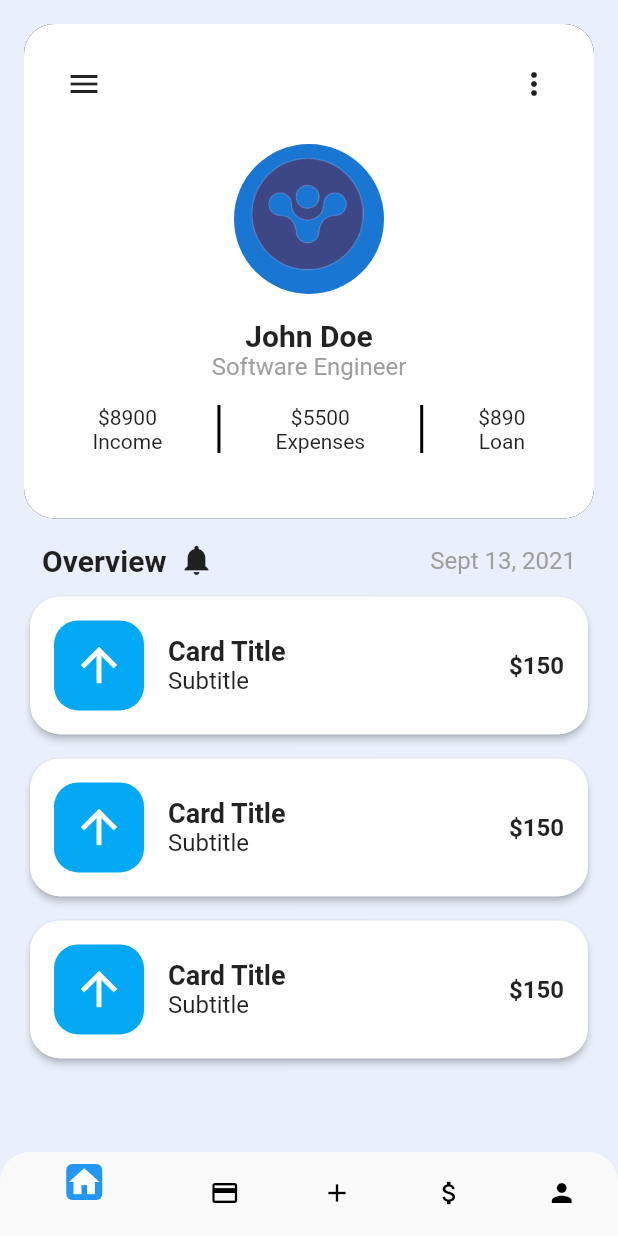
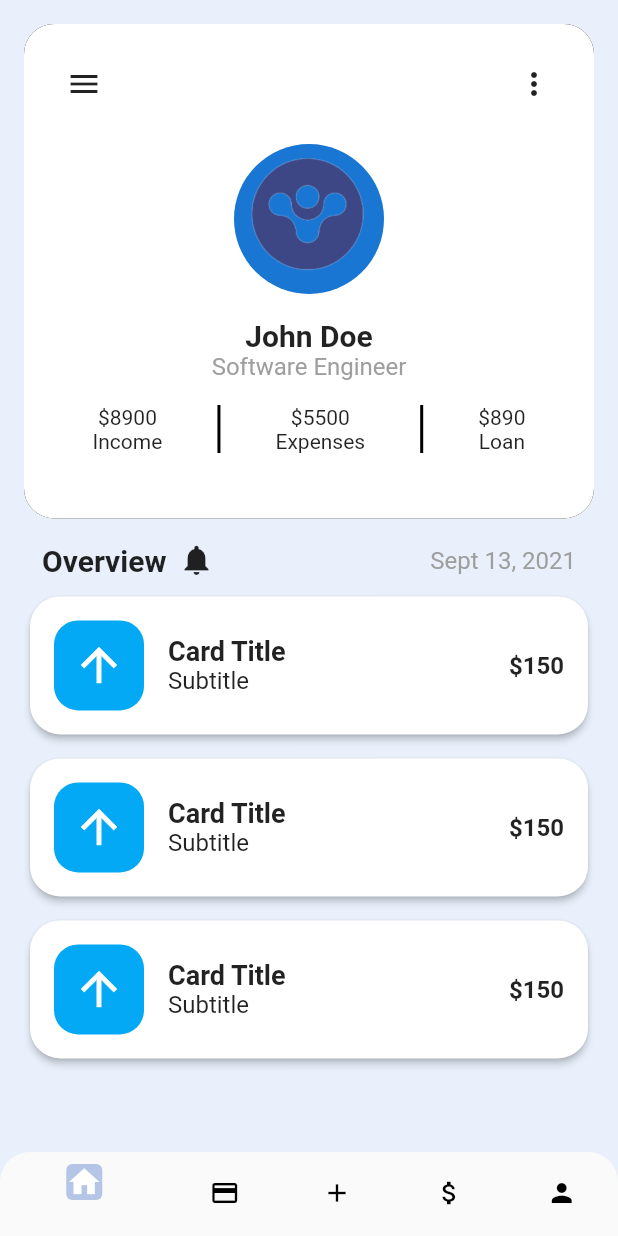
Before and after one commit to nirmitchattoo/Dribble-Project, a Flutter app: the OverviewPage screen opened by its route, on a phone screen of 412 x 824 dp. Run offline on Flutter 3.47's test engine with Material 2 defaults, Android fonts, the phone set to English and light mode, and no system bars.

Commit message:
Second Commit

```diff
--- a/lib/pages/overviewPage.dart
+++ b/lib/pages/overviewPage.dart
@@ -1,3 +1,4 @@
+import 'package:finance_mobile_application_design/utils/colors.dart';
 import 'package:finance_mobile_application_design/widgets/overviewCard.dart';
 import 'package:flutter/material.dart';
 
@@ -175,7 +176,7 @@ class _OverviewPageState extends State<OverviewPage> {
       top: Radius.circular(20),
     ),
     child: BottomNavigationBar(
-      backgroundColor: Colors.transparent,
+      backgroundColor: PaletteColor.scaffoldBackgroundColor,
       elevation: 0,
       selectedItemColor: Colors.white,
       unselectedItemColor: Colors.black,
@@ -186,7 +187,7 @@ class _OverviewPageState extends State<OverviewPage> {
           icon: AnimatedContainer(
             duration: Duration(milliseconds: 200),
             decoration: BoxDecoration(
-              color: _selectedIndex == 0 ? Colors.blue : Colors.transparent,
+              color: _selectedIndex == 0 ? PaletteColor.CircleColor : Colors.transparent,
               borderRadius: BorderRadius.circular(4.0),
             ),
             child: Icon(
@@ -201,7 +202,7 @@ class _OverviewPageState extends State<OverviewPage> {
           icon: AnimatedContainer(
             duration: Duration(milliseconds: 200),
             decoration: BoxDecoration(
-              color: _selectedIndex == 1 ? Colors.blue : Colors.transparent,
+              color: _selectedIndex == 1 ? PaletteColor.CircleColor : Colors.transparent,
               borderRadius: BorderRadius.circular(4.0),
             ),
             child: Icon(
@@ -216,7 +217,7 @@ class _OverviewPageState extends State<OverviewPage> {
           icon: AnimatedContainer(
             duration: Duration(milliseconds: 200),
             decoration: BoxDecoration(
-              color: _selectedIndex == 2 ? Colors.blue : Colors.transparent,
+              color: _selectedIndex == 2 ? PaletteColor.CircleColor : Colors.transparent,
               borderRadius: BorderRadius.circular(4.0),
             ),
             child: Icon(
@@ -232,7 +233,7 @@ class _OverviewPageState extends State<OverviewPage> {
 
             duration: Duration(milliseconds: 200),
             decoration: BoxDecoration(
-              color: _selectedIndex == 3 ? Colors.blue : Colors.transparent,
+              color: _selectedIndex == 3 ? PaletteColor.CircleColor : Colors.transparent,
               borderRadius: BorderRadius.circular(4.0),
             ),
             child: Icon(
@@ -248,7 +249,7 @@ class _OverviewPageState extends State<OverviewPage> {
 
             duration: Duration(milliseconds: 200),
             decoration: BoxDecoration(
-              color: _selectedIndex == 4 ? Colors.blue : Colors.transparent,
+              color: _selectedIndex == 4 ? PaletteColor.CircleColor : Colors.transparent,
               borderRadius: BorderRadius.circular(8.0),
             ),
             child: Icon(
--- a/lib/utils/colors.dart
+++ b/lib/utils/colors.dart
@@ -3,4 +3,6 @@ import 'package:flutter/material.dart';
 class PaletteColor{
   static Color scaffoldBackgroundColor = Color(0xFFE9F0FB);
   static Color buttonColor = Color(0xFF0D0F35);
+  static Color CircleColor = Color(0xFFB4C5E5);
+  static Color bottomNavigationColor = Color(0xFF5B628F);
 }
```
Also changed, not shown: lib/pages/transactionPage.dart (+4 -3 lines), lib/widgets/customGraphic.dart (+59 -13 lines).
